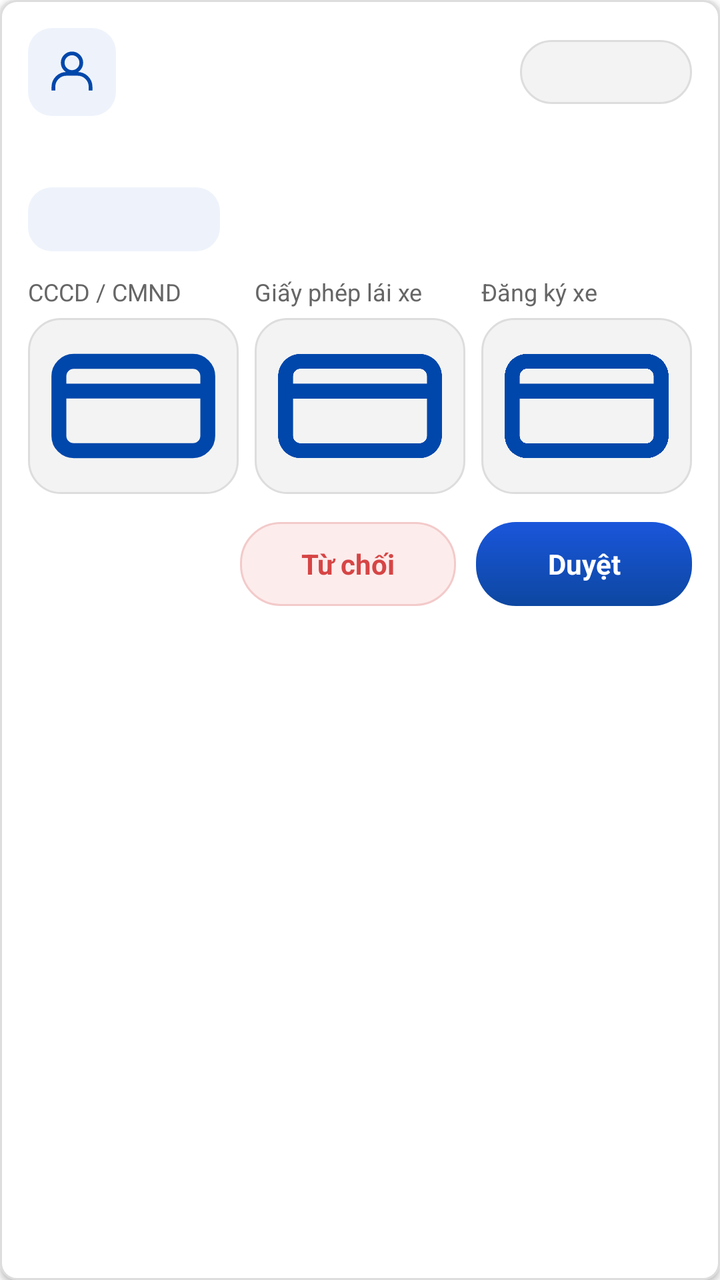
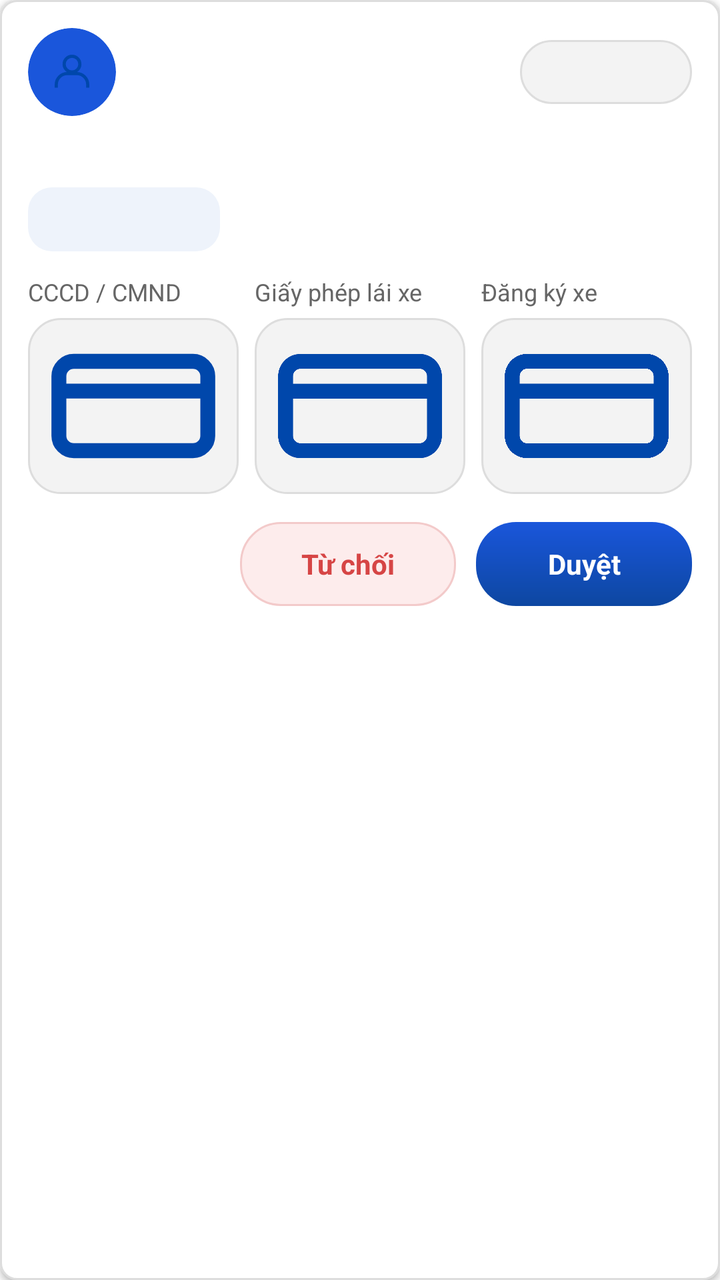

Before-and-after screenshots of an Android layout around one commit, followed by the original layout XML and the change that was made.
<!-- AndroidManifest.xml: application theme Theme.Movify -->
<!-- res/layout/item_admin_driver_request.xml -->
<?xml version="1.0" encoding="utf-8"?>
<LinearLayout xmlns:android="http://schemas.android.com/apk/res/android"
    android:layout_width="match_parent"
    android:layout_height="wrap_content"
    android:layout_marginBottom="12dp"
    android:background="@drawable/bg_admin_request_card"
    android:elevation="2dp"
    android:orientation="vertical"
    android:padding="14dp">

    <LinearLayout
        android:layout_width="match_parent"
        android:layout_height="wrap_content"
        android:gravity="center_vertical"
        android:orientation="horizontal">

        <ImageView
            android:id="@+id/ivDriverAvatar"
            android:layout_width="44dp"
            android:layout_height="44dp"
            android:background="@drawable/bg_notification_icon"
            android:contentDescription="@string/admin_driver_request_avatar"
            android:padding="9dp"
            android:scaleType="centerCrop"
            android:src="@drawable/ic_user" />

        <LinearLayout
            android:layout_width="0dp"
            android:layout_height="wrap_content"
            android:layout_marginStart="12dp"
            android:layout_weight="1"
            android:orientation="vertical">

            <TextView
                android:id="@+id/tvDriverName"
                android:layout_width="match_parent"
                android:layout_height="wrap_content"
                android:ellipsize="end"
                android:maxLines="1"
                android:textColor="@color/text_secondary"
                android:textSize="16sp"
                android:textStyle="bold" />

            <TextView
                android:id="@+id/tvDriverMeta"
                android:layout_width="match_parent"
                android:layout_height="wrap_content"
                android:layout_marginTop="3dp"
                android:ellipsize="end"
                android:maxLines="1"
                android:textColor="@color/text_hint"
                android:textSize="13sp" />
        </LinearLayout>

        <TextView
            android:id="@+id/tvRequestStatus"
            android:layout_width="wrap_content"
            android:layout_height="32dp"
            android:background="@drawable/bg_input"
            android:gravity="center"
            android:minWidth="86dp"
            android:paddingStart="10dp"
            android:paddingEnd="10dp"
            android:textColor="@color/primary"
            android:textSize="12sp"
            android:textStyle="bold" />
    </LinearLayout>

    <TextView
        android:id="@+id/tvRequestDate"
        android:layout_width="match_parent"
        android:layout_height="wrap_content"
        android:layout_marginTop="10dp"
        android:textColor="@color/text_hint"
        android:textSize="13sp" />

    <TextView
            android:id="@+id/tvVehicleType"
            android:layout_width="wrap_content"
            android:layout_height="32dp"
            android:layout_marginTop="8dp"
            android:background="@drawable/bg_notification_icon"
            android:gravity="center"
            android:minWidth="96dp"
            android:paddingStart="12dp"
            android:paddingEnd="12dp"
            android:textColor="@color/primary_dark"
            android:textSize="13sp"
            android:textStyle="bold" />

    <LinearLayout
        android:layout_width="match_parent"
        android:layout_height="wrap_content"
        android:layout_marginTop="12dp"
        android:orientation="horizontal">

        <LinearLayout
            android:layout_width="0dp"
            android:layout_height="wrap_content"
            android:layout_weight="1"
            android:orientation="vertical">

            <TextView
                android:layout_width="wrap_content"
                android:layout_height="wrap_content"
                android:text="@string/admin_driver_request_id_card_title"
                android:textColor="@color/text_hint"
                android:textSize="12sp" />

            <ImageView
                android:id="@+id/ivIdCardImage"
                android:layout_width="match_parent"
                android:layout_height="88dp"
                android:layout_marginTop="5dp"
                android:background="@drawable/bg_input"
                android:contentDescription="@string/admin_driver_request_id_card_title"
                android:padding="8dp"
                android:scaleType="centerCrop"
                android:src="@drawable/ic_card" />
        </LinearLayout>

        <LinearLayout
            android:layout_width="0dp"
            android:layout_height="wrap_content"
            android:layout_marginStart="8dp"
            android:layout_weight="1"
            android:orientation="vertical">

            <TextView
                android:layout_width="wrap_content"
                android:layout_height="wrap_content"
                android:text="@string/admin_driver_request_license_title"
                android:textColor="@color/text_hint"
                android:textSize="12sp" />

            <ImageView
                android:id="@+id/ivDriverLicenseImage"
                android:layout_width="match_parent"
                android:layout_height="88dp"
                android:layout_marginTop="5dp"
                android:background="@drawable/bg_input"
                android:contentDescription="@string/admin_driver_request_license_title"
                android:padding="8dp"
                android:scaleType="centerCrop"
                android:src="@drawable/ic_card" />
        </LinearLayout>

        <LinearLayout
            android:layout_width="0dp"
            android:layout_height="wrap_content"
            android:layout_marginStart="8dp"
            android:layout_weight="1"
            android:orientation="vertical">

            <TextView
                android:layout_width="wrap_content"
                android:layout_height="wrap_content"
                android:text="@string/admin_driver_request_registration_title"
                android:textColor="@color/text_hint"
                android:textSize="12sp" />

            <ImageView
                android:id="@+id/ivVehicleRegistrationImage"
                android:layout_width="match_parent"
                android:layout_height="88dp"
                android:layout_marginTop="5dp"
                android:background="@drawable/bg_input"
                android:contentDescription="@string/admin_driver_request_registration_title"
                android:padding="8dp"
                android:scaleType="centerCrop"
                android:src="@drawable/ic_card" />
        </LinearLayout>
    </LinearLayout>

    <LinearLayout
        android:id="@+id/actionsContainer"
        android:layout_width="match_parent"
        android:layout_height="wrap_content"
        android:layout_marginTop="14dp"
        android:gravity="end"
        android:orientation="horizontal">

        <TextView
            android:id="@+id/btnRejectRequest"
            android:layout_width="108dp"
            android:layout_height="42dp"
            android:background="@drawable/bg_admin_action_danger"
            android:gravity="center"
            android:text="@string/admin_request_reject"
            android:textColor="#D64545"
            android:textSize="14sp"
            android:textStyle="bold" />

        <TextView
            android:id="@+id/btnApproveRequest"
            android:layout_width="108dp"
            android:layout_height="42dp"
            android:layout_marginStart="10dp"
            android:background="@drawable/bg_admin_action_primary"
            android:gravity="center"
            android:text="@string/admin_request_approve"
            android:textColor="@color/white"
            android:textSize="14sp"
            android:textStyle="bold" />
    </LinearLayout>
</LinearLayout>
<!-- resources referenced by this layout -->
<resources>
  <color name="primary">#1A56DB</color>
  <color name="primary_dark">#0D47A1</color>
  <color name="text_hint">#666666</color>
  <color name="text_secondary">#1A1A1A</color>
  <color name="white">#FFFFFF</color>
  <!-- drawable bg_admin_action_danger (drawable) -->
  <?xml version="1.0" encoding="utf-8"?>
  <shape xmlns:android="http://schemas.android.com/apk/res/android">
      <solid android:color="#FDECEC" />
      <stroke
          android:width="1dp"
          android:color="#F3CACA" />
      <corners android:radius="@dimen/radius_button" />
  </shape>
  <!-- drawable bg_admin_action_primary (drawable) -->
  <?xml version="1.0" encoding="utf-8"?>
  <shape xmlns:android="http://schemas.android.com/apk/res/android">
      <gradient
          android:angle="270"
          android:startColor="@color/primary"
          android:endColor="@color/primary_dark" />
      <corners android:radius="@dimen/radius_button" />
  </shape>
  <!-- drawable bg_admin_request_card (drawable) -->
  <?xml version="1.0" encoding="utf-8"?>
  <shape xmlns:android="http://schemas.android.com/apk/res/android">
      <solid android:color="@color/white" />
      <corners android:radius="8dp" />
      <stroke
          android:width="1dp"
          android:color="@color/input_stroke" />
  </shape>
  <!-- drawable bg_input (drawable) -->
  <shape xmlns:android="http://schemas.android.com/apk/res/android">
  
      <solid android:color="@color/input_bg"/>
  
      <corners android:radius="@dimen/radius_input"/>
  
      <stroke
          android:width="1dp"
          android:color="@color/input_stroke"/>
  
  </shape>
  <!-- drawable bg_notification_icon (drawable) -->
  <?xml version="1.0" encoding="utf-8"?>
  <shape xmlns:android="http://schemas.android.com/apk/res/android">
      <solid android:color="#EEF3FB" />
      <corners android:radius="12dp" />
  </shape>
  <!-- drawable ic_card (drawable) -->
  <vector xmlns:android="http://schemas.android.com/apk/res/android"
      android:width="24dp"
      android:height="24dp"
      android:viewportWidth="24"
      android:viewportHeight="24">
    <path
        android:pathData="M20,6H4C2.895,6 2,6.895 2,8V16C2,17.105 2.895,18 4,18H20C21.105,18 22,17.105 22,16V8C22,6.895 21.105,6 20,6Z"
        android:strokeWidth="2"
        android:fillColor="#00000000"
        android:strokeColor="#0047AB"/>
    <path
        android:pathData="M2,10H22"
        android:strokeWidth="2"
        android:fillColor="#00000000"
        android:strokeColor="#0047AB"/>
  </vector>
  <string name="admin_driver_request_avatar">Ảnh đại diện</string>
  <string name="admin_driver_request_id_card_title">CCCD / CMND</string>
  <string name="admin_driver_request_license_title">Giấy phép lái xe</string>
  <string name="admin_driver_request_registration_title">Đăng ký xe</string>
  <string name="admin_request_approve">Duyệt</string>
  <string name="admin_request_reject">Từ chối</string>
  <style name="Theme.Movify" parent="Base.Theme.Movify" />
  <dimen name="radius_button">20dp</dimen>
  <color name="input_stroke">#DDDDDD</color>
  <color name="input_bg">#F3F3F3</color>
  <dimen name="radius_input">16dp</dimen>
  <style name="Base.Theme.Movify" parent="Theme.Material3.DayNight.NoActionBar">
          
          <item name="colorPrimary">@color/primary</item>
          <item name="colorPrimaryVariant">@color/primary_dark</item>
          <item name="colorOnPrimary">@color/white</item>
          
          
          <item name="android:statusBarColor">@color/primary_dark</item>
          
          
          <item name="android:windowBackground">@color/bg_light</item>
      </style>
  <color name="bg_light">#FFFFFF</color>
  <!-- unchanged entries left out for length: 1 -->
</resources>

<!-- the commit's change to res/layout/item_admin_driver_request.xml (unified diff, before → after) -->
@@ -18,9 +18,10 @@
             android:id="@+id/ivDriverAvatar"
             android:layout_width="44dp"
             android:layout_height="44dp"
-            android:background="@drawable/bg_notification_icon"
+            android:background="@drawable/bg_circle_blue"
+            android:clipToOutline="true"
             android:contentDescription="@string/admin_driver_request_avatar"
-            android:padding="9dp"
+            android:padding="11dp"
             android:scaleType="centerCrop"
             android:src="@drawable/ic_user" />
 
<!-- resource entries referenced after the edit -->
@@ -31,6 +31,11 @@
       <stroke
           android:width="1dp"
           android:color="@color/input_stroke" />
+  </shape>
+  <!-- drawable bg_circle_blue (drawable) -->
+  <shape xmlns:android="http://schemas.android.com/apk/res/android"
+      android:shape="oval">
+      <solid android:color="@color/primary" />
   </shape>
   <!-- drawable bg_input (drawable) -->
   <shape xmlns:android="http://schemas.android.com/apk/res/android">
